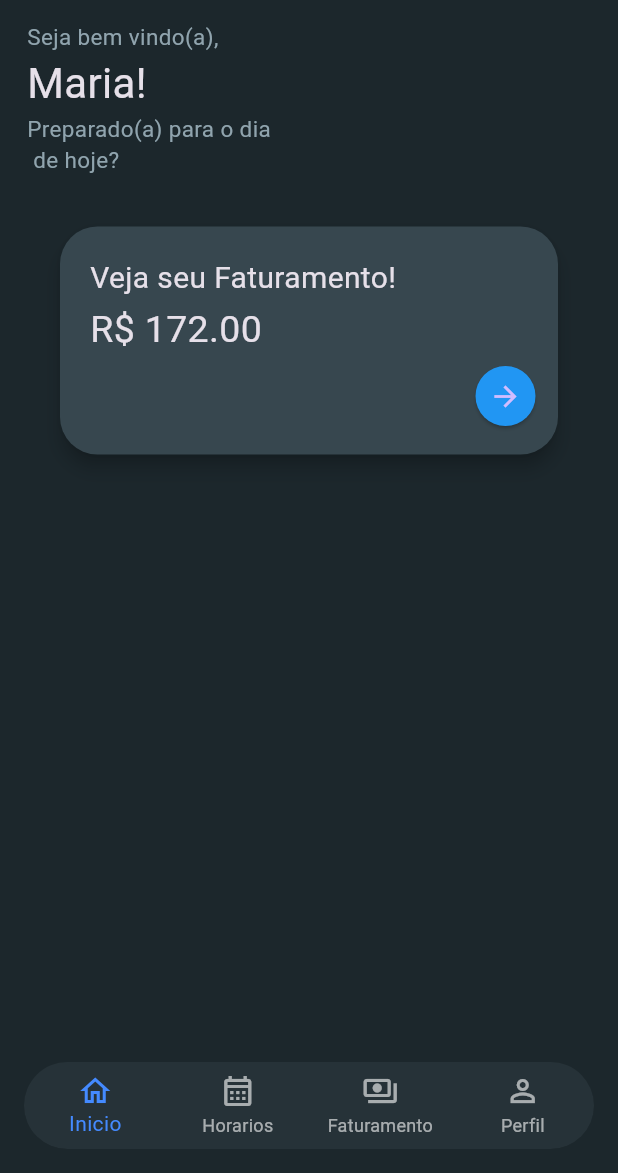
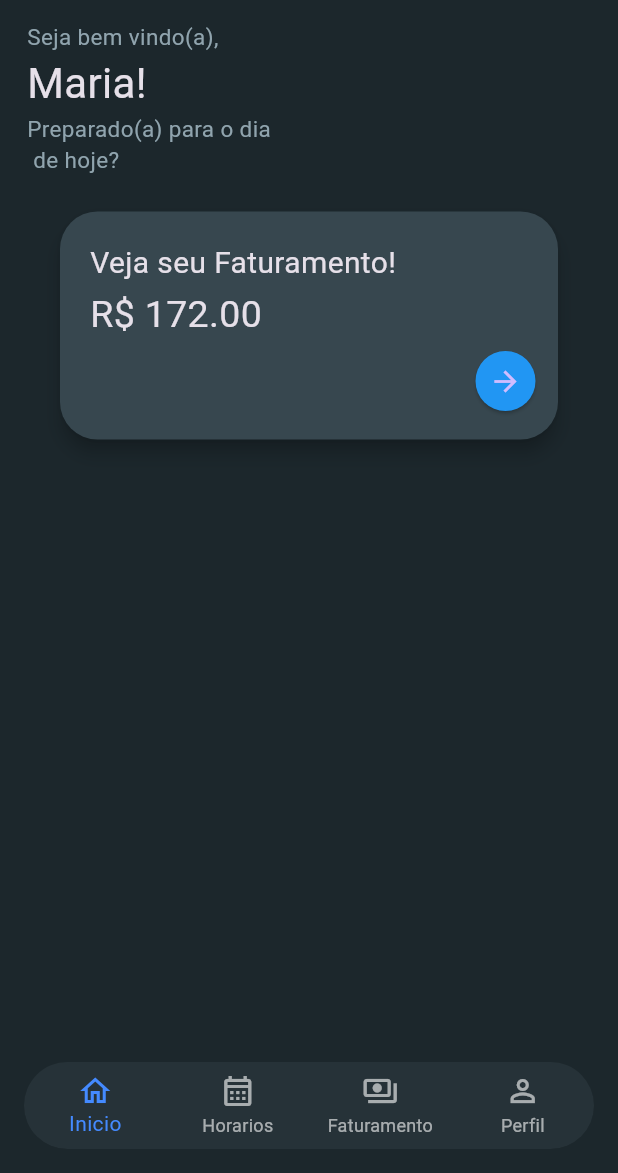
Before and after one commit to pedro-icaro/Agendify, a Flutter app: the screen it shows after launch, on a phone screen of 412 x 824 dp, the part 63-1236 px from its top. Run offline on Flutter 3.47's test engine with Material 3 defaults, Android fonts, the light colour scheme and no system bars.

Commit message:
feat: bottom bar funcionando(sem rotas apenas troca de body)

```diff
--- /dev/null
+++ b/lib/components/conteudo_home.dart
@@ -0,0 +1,24 @@
+import 'package:agendify/components/faturamento_card.dart';
+import 'package:agendify/components/subtitulo_home.dart';
+import 'package:flutter/material.dart';
+
+class ConteudoHome extends StatefulWidget {
+  const ConteudoHome({super.key});
+
+  @override
+  State<ConteudoHome> createState() => _ConteudoHomeState();
+}
+
+class _ConteudoHomeState extends State<ConteudoHome> {
+  @override
+  Widget build(BuildContext context) {
+    return  Column(
+        crossAxisAlignment: CrossAxisAlignment.start,
+        children: [
+          SubtituloHome(),
+          SizedBox(height: 20),
+          Center(child: FaturamentoCard()),
+        ],
+      );
+  }
+}
--- a/lib/main.dart
+++ b/lib/main.dart
@@ -5,9 +5,14 @@ void main() {
   runApp(MyWidget());
 }
 
-class MyWidget extends StatelessWidget {
+class MyWidget extends StatefulWidget {
   const MyWidget({super.key});
 
+  @override
+  State<MyWidget> createState() => _MyWidgetState();
+}
+
+class _MyWidgetState extends State<MyWidget> {
   @override
   Widget build(BuildContext context) {
     return MaterialApp(
@@ -21,7 +26,6 @@ class MyWidget extends StatelessWidget {
       ),
       debugShowCheckedModeBanner: false,
       home: HomePage(),
-
     );
   }
 }
--- a/lib/pages/home_page.dart
+++ b/lib/pages/home_page.dart
@@ -1,5 +1,9 @@
+import 'package:agendify/components/conteudo_home.dart';
 import 'package:agendify/components/faturamento_card.dart';
 import 'package:agendify/components/subtitulo_home.dart';
+import 'package:agendify/pages/faturamento.dart';
+import 'package:agendify/pages/horarios_page.dart';
+import 'package:agendify/pages/perfil.dart';
 import 'package:flutter/material.dart';
 
 class HomePage extends StatefulWidget {
@@ -12,7 +16,13 @@ class HomePage extends StatefulWidget {
 class _HomePageState extends State<HomePage> {
   int _navegacaoindex = 0;
 
-  final List _telas = [];
+  final List<Widget> _telas = [
+    ConteudoHome(),
+    HorariosPage(),
+    Faturamento(),
+    Perfil(),
+  ];
+
   @override
   Widget build(BuildContext context) {
     return Scaffold(
@@ -25,14 +35,7 @@ class _HomePageState extends State<HomePage> {
           ),
         ],
       ),
-      body: Column(
-        crossAxisAlignment: CrossAxisAlignment.start,
-        children: [
-          SubtituloHome(),
-          SizedBox(height: 30),
-          Center(child: FaturamentoCard()),
-        ],
-      ),
+      body: _telas[_navegacaoindex],
       bottomNavigationBar: Container(
         margin: const EdgeInsets.all(16),
         child: ClipRRect(
```
Also changed, not shown: lib/pages/faturamento.dart (added, +15 -0 lines), lib/pages/horarios_page.dart (added, +15 -0 lines), lib/pages/perfil.dart (added, +15 -0 lines).
